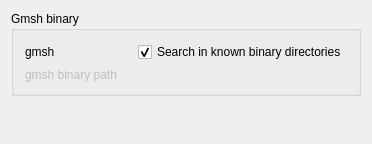
Before: the Qt Designer form src/Mod/Fem/Gui/DlgSettingsFemGmsh.ui in southseact-3d/fcd, drawn with Qt 5.
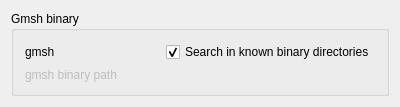
After: the same form once the commit is applied. Custom widgets are drawn as their Qt base class.

Commit message:
[FEM] settings dialogs: uniform width
- some minor changes automatically done by Qt Designer

The edit to the form file:
```diff
--- a/src/Mod/Fem/Gui/DlgSettingsFemGmsh.ui
+++ b/src/Mod/Fem/Gui/DlgSettingsFemGmsh.ui
@@ -6,8 +6,8 @@
    <rect>
     <x>0</x>
     <y>0</y>
-    <width>372</width>
-    <height>144</height>
+    <width>400</width>
+    <height>97</height>
    </rect>
   </property>
   <property name="windowTitle">
```
The commit also changes 7 other files.
